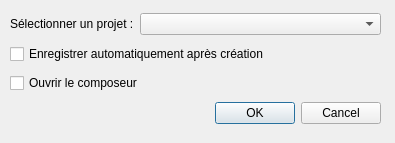
Old version of the form dialogs/project_settings/project_settings.ui in the repository paul-carteron/Qracines.
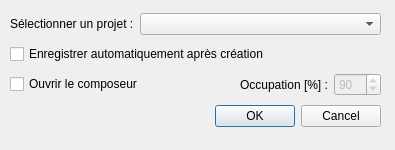
New version of the form. Custom widgets are drawn as their Qt base class.

Commit message: add occupation parameter to project setting for edge case

```diff
--- a/dialogs/project_settings/project_settings.ui
+++ b/dialogs/project_settings/project_settings.ui
@@ -10,7 +10,7 @@
     <x>0</x>
     <y>0</y>
     <width>395</width>
-    <height>143</height>
+    <height>150</height>
    </rect>
   </property>
   <property name="windowTitle">
@@ -55,11 +55,54 @@
      </widget>
     </item>
     <item>
-     <widget class="QCheckBox" name="cb_composeur">
-      <property name="text">
-       <string>Ouvrir le composeur</string>
-      </property>
-     </widget>
+     <layout class="QHBoxLayout" name="horizontalLayout_2">
+      <item>
+       <widget class="QCheckBox" name="cb_composeur">
+        <property name="text">
+         <string>Ouvrir le composeur</string>
+        </property>
+       </widget>
+      </item>
+      <item>
+       <spacer name="horizontalSpacer">
+        <property name="orientation">
+         <enum>Qt::Horizontal</enum>
+        </property>
+        <property name="sizeHint" stdset="0">
+         <size>
+          <width>40</width>
+          <height>20</height>
+         </size>
+        </property>
+       </spacer>
+      </item>
+      <item>
+       <widget class="QLabel" name="label">
+        <property name="text">
+         <string>Occupation [%] :</string>
+        </property>
+       </widget>
+      </item>
+      <item>
+       <widget class="QgsDoubleSpinBox" name="dsb_occup">
+        <property name="enabled">
+         <bool>false</bool>
+        </property>
+        <property name="suffix">
+         <string extracomment="%"/>
+        </property>
+        <property name="decimals">
+         <number>0</number>
+        </property>
+        <property name="singleStep">
+         <double>5.000000000000000</double>
+        </property>
+        <property name="value">
+         <double>90.000000000000000</double>
+        </property>
+       </widget>
+      </item>
+     </layout>
     </item>
     <item>
      <widget class="QDialogButtonBox" name="buttonBox">
@@ -74,6 +117,13 @@
    </layout>
   </widget>
  </widget>
+ <customwidgets>
+  <customwidget>
+   <class>QgsDoubleSpinBox</class>
+   <extends>QDoubleSpinBox</extends>
+   <header>qgsdoublespinbox.h</header>
+  </customwidget>
+ </customwidgets>
  <resources/>
  <connections>
   <connection>
```
The commit also changes 3 other files.
